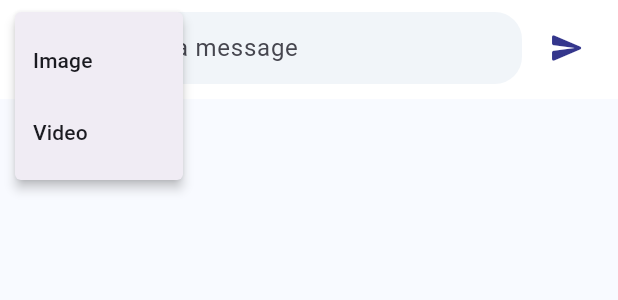
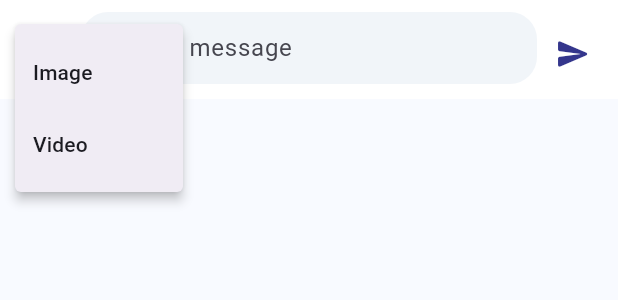
Before and after one commit to MawuliMyth/tescom_app, a Flutter app: the _MessageInput widget shown alone on an empty page, opened directly with empty values, after a tap on the "add circle outline" icon, on a phone screen of 412 x 824 dp. Shown: the top 300 px of the screen. Run offline on Flutter 3.47's test engine with Material 3 defaults, Android fonts, the phone set to English and light mode, and no system bars; our stand-ins replace cached_network_image, carousel_slider, firebase_auth, firebase_core, firebase_messaging, flutter_local_notifications and 7 more; accounts and stored records are empty; network calls fail.

Commit message:
Fix live chat layout overflow

```diff
--- a/lib/screens/dashboard/live_chat_page.dart
+++ b/lib/screens/dashboard/live_chat_page.dart
@@ -527,8 +527,9 @@ class _MessageBubble extends StatelessWidget {
                       ),
                     ),
                   ),
+                if (message.body.trim().isNotEmpty)
                   Text(
-                  _wrapChatText(_messageText(message)),
+                    _wrapChatText(message.body.trim()),
                     softWrap: true,
                     overflow: TextOverflow.visible,
                     style: GoogleFonts.inter(
@@ -589,9 +590,13 @@ class _MessageInput extends StatelessWidget {
         child: Row(
           crossAxisAlignment: CrossAxisAlignment.end,
           children: [
-            PopupMenuButton<String>(
+            SizedBox(
+              width: 40,
+              height: 40,
+              child: PopupMenuButton<String>(
                 tooltip: 'Attach media',
                 enabled: !sending,
+                padding: EdgeInsets.zero,
                 icon: const Icon(
                   Icons.add_circle_outline_rounded,
                   color: Color(0xFF34368C),
@@ -605,6 +610,8 @@ class _MessageInput extends StatelessWidget {
                   PopupMenuItem(value: 'video', child: Text('Video')),
                 ],
               ),
+            ),
+            const SizedBox(width: 4),
             Expanded(
               child: TextField(
                 controller: controller,
@@ -626,12 +633,17 @@ class _MessageInput extends StatelessWidget {
                 ),
               ),
             ),
-            const SizedBox(width: 6),
-            IconButton(
+            const SizedBox(width: 4),
+            SizedBox(
+              width: 40,
+              height: 40,
+              child: IconButton(
+                padding: EdgeInsets.zero,
                 onPressed: sending ? null : onSend,
                 icon: Icon(
                   sending ? Icons.hourglass_top_rounded : Icons.send_rounded,
                   color: const Color(0xFF34368C),
+                ),
               ),
             ),
           ],
@@ -653,15 +665,16 @@ class _MessageMedia extends StatelessWidget {
     if (_isImageMessage(message)) {
       return ClipRRect(
         borderRadius: BorderRadius.circular(12),
+        child: AspectRatio(
+          aspectRatio: 4 / 3,
           child: CachedNetworkImage(
             imageUrl: ApiConfig.mediaUrl(url),
             width: double.infinity,
+            height: double.infinity,
             fit: BoxFit.cover,
-          placeholder: (_, _) =>
-              const SizedBox(height: 150, child: _ListShimmer(itemCount: 1)),
-          errorWidget: (_, _, _) => const SizedBox(
-            height: 120,
-            child: Center(child: Icon(Icons.broken_image_outlined)),
+            placeholder: (_, _) => const _ListShimmer(itemCount: 1),
+            errorWidget: (_, _, _) =>
+                const Center(child: Icon(Icons.broken_image_outlined)),
           ),
         ),
       );
```
Lines whose indentation alone changed are shown as unchanged.
